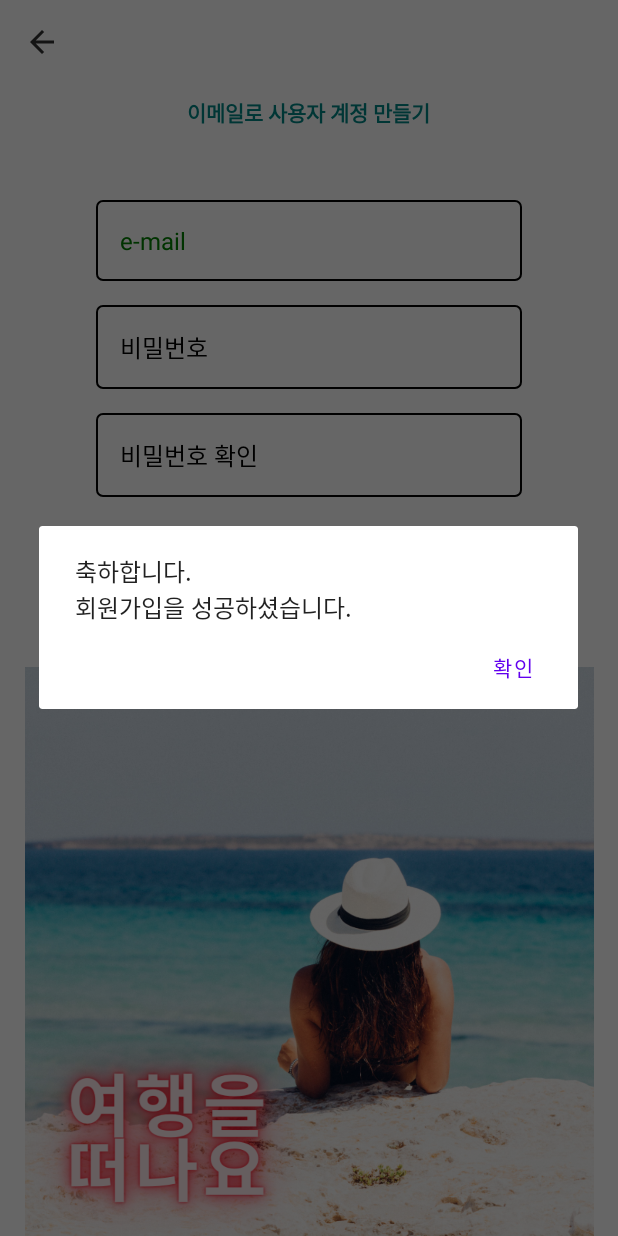
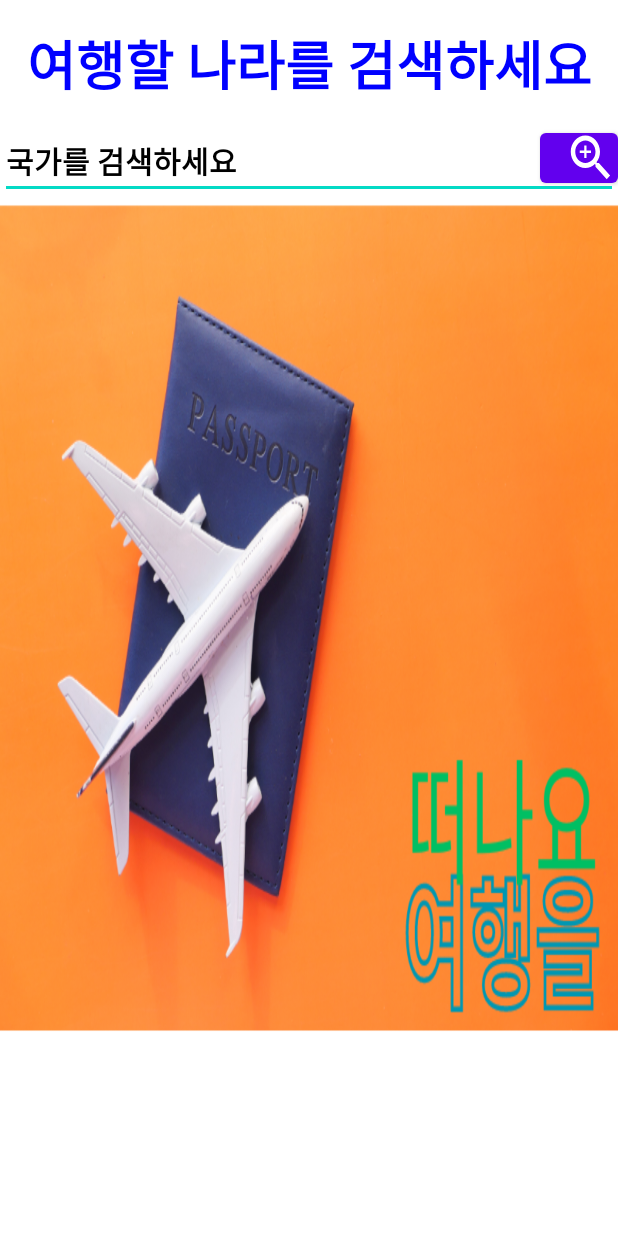
Before and after one commit to mty0327/Gototravel, an Android app: the SignUpActivity screen opened directly, with no data from a screen before it, after a tap on "계정 생성", on a phone screen of 412 x 824 dp. Run offline under Robolectric (Android 15) with nearby library versions, the phone set to English and light mode, and no system bars; our stand-ins replace Firebase (no records; nobody signed in at launch, a user with empty details on screens opened directly).

Commit message:
MainActivity intent

```diff
--- a/app/build.gradle
+++ b/app/build.gradle
@@ -1,6 +1,7 @@
 plugins {
     id 'com.android.application'
     id 'org.jetbrains.kotlin.android'
+    id 'com.google.gms.google-services'
 }
 
 android {
--- a/app/src/main/java/com/mty/myapplication/activities/Activity/EmailSigninActivity.kt
+++ b/app/src/main/java/com/mty/myapplication/activities/Activity/EmailSigninActivity.kt
@@ -44,7 +44,7 @@ class EmailSigninActivity : AppCompatActivity() {
                     var id:String= it.documents[0].id //document 명
                     A.userAccount= UserAccount(id, email)
 
-                    val intent: Intent = Intent(this, SearchActivity::class.java)
+                    val intent: Intent = Intent(this, MainActivity::class.java)
 
                     intent.addFlags(Intent.FLAG_ACTIVITY_CLEAR_TASK)
                     intent.addFlags(Intent.FLAG_ACTIVITY_NEW_TASK)
--- a/app/src/main/java/com/mty/myapplication/activities/Activity/SignUpActivity.kt
+++ b/app/src/main/java/com/mty/myapplication/activities/Activity/SignUpActivity.kt
@@ -1,6 +1,7 @@
 package com.mty.myapplication.activities.Activity
 
 import android.content.DialogInterface
+import android.content.Intent
 import android.os.Binder
 import androidx.appcompat.app.AppCompatActivity
 import android.os.Bundle
@@ -39,6 +40,7 @@ class SignUpActivity : AppCompatActivity() {
             binding.etPasswordConfirm.selectAll()
             return
         }
+
         val db= FirebaseFirestore.getInstance()
 
         val user:MutableMap<String, String> = mutableMapOf()
@@ -63,6 +65,7 @@ class SignUpActivity : AppCompatActivity() {
                                     finish()
                                 }
                             }).create().show()
+                        startActivity(Intent(this, MainActivity::class.java))
                     }
 
                 }
--- a/app/src/main/res/drawable/baseline_zoom_in_24.xml
+++ b/app/src/main/res/drawable/baseline_zoom_in_24.xml
@@ -1,6 +1,6 @@
-<vector android:height="24dp" android:tint="#AB02FF"
-    android:viewportHeight="24" android:viewportWidth="24"
-    android:width="24dp" xmlns:android="http://schemas.android.com/apk/res/android">
+<vector android:height="40dp" android:tint="#AB02FF"
+    android:viewportHeight="24" android:viewportWidth="32"
+    android:width="48dp" xmlns:android="http://schemas.android.com/apk/res/android">
     <path android:fillColor="@android:color/white" android:pathData="M15.5,14h-0.79l-0.28,-0.27C15.41,12.59 16,11.11 16,9.5 16,5.91 13.09,3 9.5,3S3,5.91 3,9.5 5.91,16 9.5,16c1.61,0 3.09,-0.59 4.23,-1.57l0.27,0.28v0.79l5,4.99L20.49,19l-4.99,-5zM9.5,14C7.01,14 5,11.99 5,9.5S7.01,5 9.5,5 14,7.01 14,9.5 11.99,14 9.5,14z"/>
     <path android:fillColor="@android:color/white" android:pathData="M12,10h-2v2H9v-2H7V9h2V7h1v2h2v1z"/>
 </vector>
--- a/app/src/main/res/layout/activity_email_signin.xml
+++ b/app/src/main/res/layout/activity_email_signin.xml
@@ -58,6 +58,7 @@
         android:textColor="@color/black"
         android:textStyle="bold"
         android:textAllCaps="false"
+        android:clickable="true"
         android:backgroundTint="@color/teal_200"
         android:padding="16dp"
         android:layout_marginTop="40dp"
--- a/app/src/main/res/layout/activity_main.xml
+++ b/app/src/main/res/layout/activity_main.xml
@@ -1,18 +1,43 @@
 <?xml version="1.0" encoding="utf-8"?>
-<androidx.constraintlayout.widget.ConstraintLayout xmlns:android="http://schemas.android.com/apk/res/android"
+<RelativeLayout xmlns:android="http://schemas.android.com/apk/res/android"
     xmlns:app="http://schemas.android.com/apk/res-auto"
     xmlns:tools="http://schemas.android.com/tools"
     android:layout_width="match_parent"
     android:layout_height="match_parent"
+    android:background="@drawable/background"
     tools:context=".activities.Activity.MainActivity">
 
     <TextView
+        android:id="@+id/tv_search"
+        android:layout_width="match_parent"
+        android:layout_height="wrap_content"
+        android:text="여행할 나라를 검색하세요"
+        android:textStyle="bold"
+        android:textSize="35sp"
+        android:textColor="@color/blue"
+        android:padding="16dp"
+        android:fontFamily="@font/bm11"
+        android:textAlignment="center"/>
+    <EditText
+        android:id="@+id/et_search"
+        android:layout_width="match_parent"
+        android:layout_height="48sp"
+        android:hint="국가를 검색하세요"
+        android:inputType="text"
+        android:textStyle="bold"
+        android:textSize="20sp"
+        android:textColorHint="@color/black"
+        android:layout_below="@+id/tv_search"/>
+
+    <Button
+        android:id="@+id/btn_search"
         android:layout_width="wrap_content"
-        android:layout_height="wrap_content"
-        android:text="Hello World!"
-        app:layout_constraintBottom_toBottomOf="parent"
-        app:layout_constraintEnd_toEndOf="parent"
-        app:layout_constraintStart_toStartOf="parent"
-        app:layout_constraintTop_toTopOf="parent" />
+        android:layout_height="45dp"
+        android:layout_below="@id/et_search"
+        android:layout_marginLeft="360dp"
+        android:clickable="true"
+        android:hint="검색버튼"
+        android:layout_marginTop="-50dp"
+        app:icon="@drawable/baseline_zoom_in_24" />
 
-</androidx.constraintlayout.widget.ConstraintLayout>
+</RelativeLayout>
--- a/app/src/main/res/layout/activity_sign_up.xml
+++ b/app/src/main/res/layout/activity_sign_up.xml
@@ -73,6 +73,7 @@
         android:textColor="@color/black"
         android:textStyle="bold"
         android:textAllCaps="false"
+        android:clickable="true"
         android:backgroundTint="@color/yellow"
         android:padding="16dp"
         android:layout_marginTop="40dp"
```
Also changed, not shown: app/src/main/java/com/mty/myapplication/activities/Activity/SearchActivity.kt (deleted, +0 -12 lines), app/src/main/res/layout/activity_search.xml (deleted, +0 -41 lines), build.gradle (+8 -0 lines), 1 other file.
